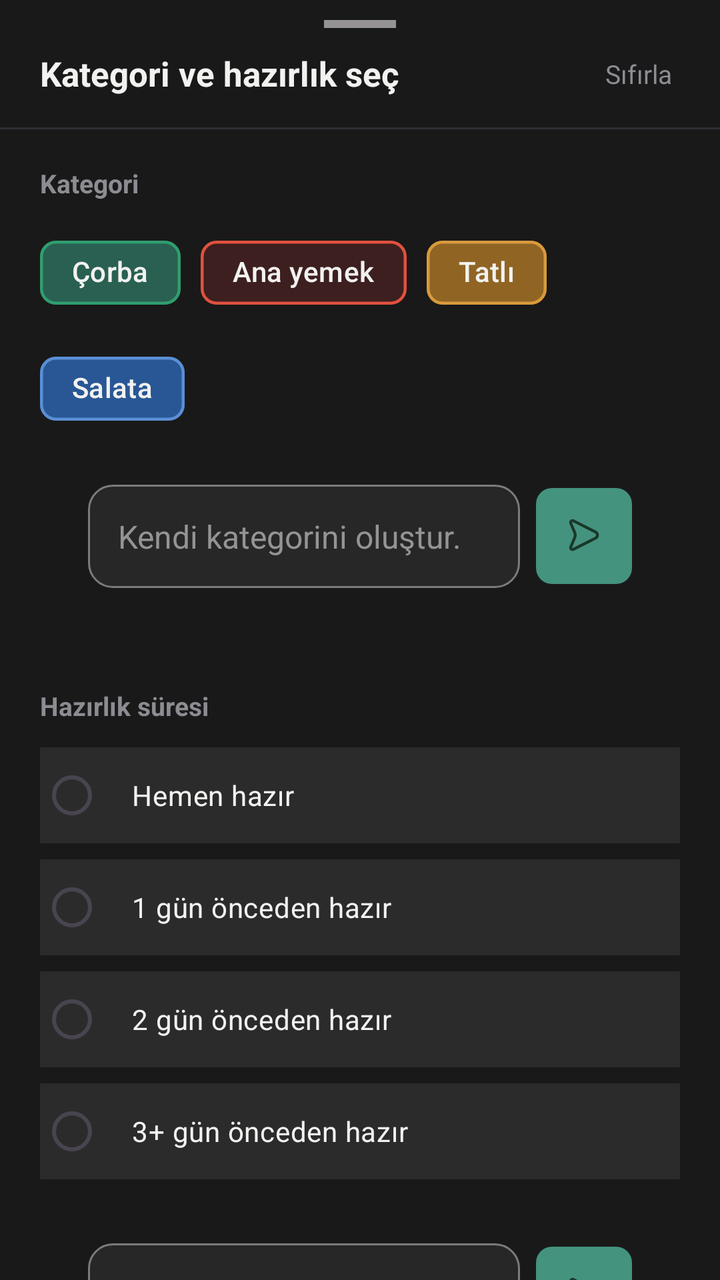
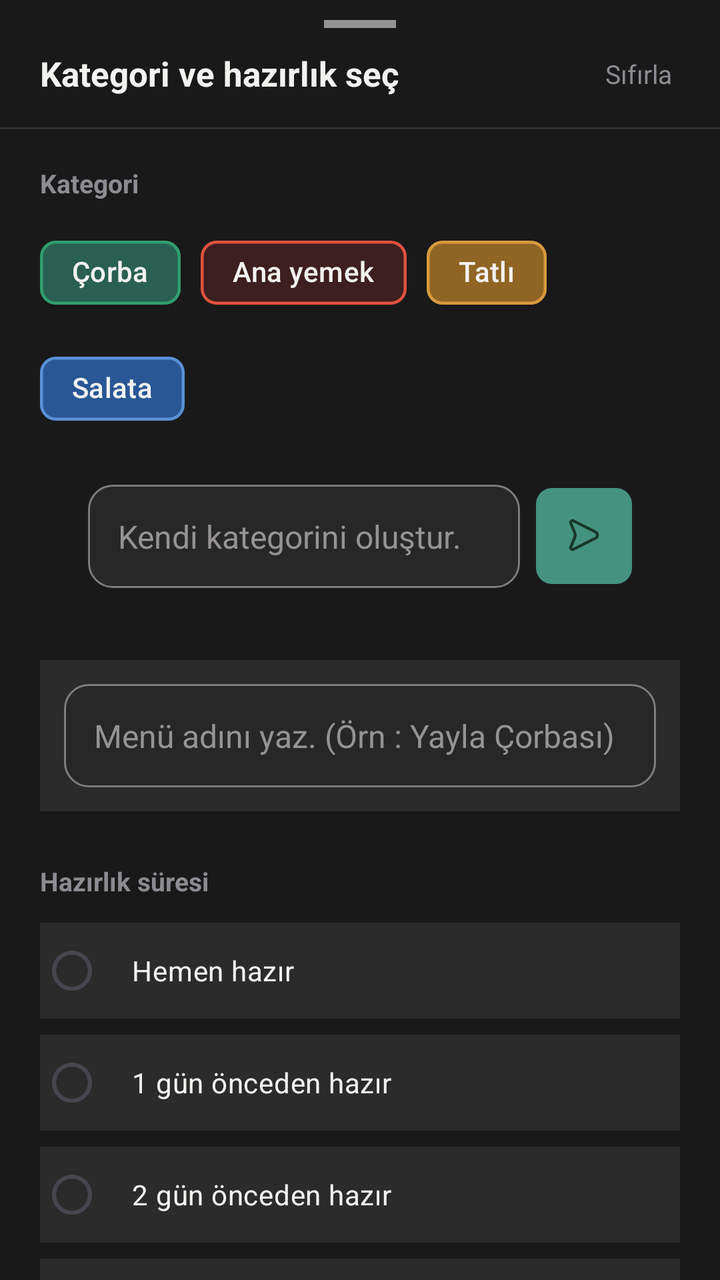

The first picture is an Android layout as it rendered before a commit; the second is the same layout after the commit. The layout source and the unified diff follow.
<!-- AndroidManifest.xml: application theme Theme.Food_app -->
<!-- res/layout/bottom_guest_menu_filter.xml -->
<?xml version="1.0" encoding="utf-8"?>
<androidx.core.widget.NestedScrollView
    xmlns:android="http://schemas.android.com/apk/res/android"
    xmlns:app="http://schemas.android.com/apk/res-auto"

    android:layout_width="match_parent"
    android:layout_height="wrap_content"
    android:background="#191919"
    android:maxHeight="700dp">

    <LinearLayout
        android:layout_width="match_parent"
        android:layout_height="wrap_content"
        android:orientation="vertical"
        android:paddingBottom="24dp">

        
        <View
            android:layout_width="36dp"
            android:layout_height="4dp"
            android:layout_gravity="center_horizontal"
            android:layout_marginTop="10dp"
            android:layout_marginBottom="10dp"
            android:background="@color/light_grey" />

        
        <LinearLayout
            android:layout_width="match_parent"
            android:layout_height="wrap_content"
            android:orientation="horizontal"
            android:gravity="center_vertical"
            android:paddingHorizontal="20dp"
            android:paddingBottom="14dp">

            <TextView
                android:id="@+id/tvSheetTitle"
                android:layout_width="0dp"
                android:layout_height="wrap_content"
                android:layout_weight="1"
                android:text="Kategori ve hazırlık seç"
                android:textColor="#F2F2F0"
                android:textSize="17sp"
                android:textStyle="bold" />

            <TextView
                android:id="@+id/btnReset"
                android:layout_width="wrap_content"
                android:layout_height="wrap_content"
                android:background="?attr/selectableItemBackgroundBorderless"
                android:padding="4dp"
                android:text="Sıfırla"
                android:textColor="#8C8C92"
                android:textSize="13sp" />
        </LinearLayout>

        <View
            android:layout_width="match_parent"
            android:layout_height="1dp"
            android:background="#2F2F35" />

        
        <LinearLayout
            android:layout_width="match_parent"
            android:layout_height="wrap_content"
            android:orientation="vertical"
            android:paddingHorizontal="20dp"
            android:paddingTop="18dp">

            
            <TextView
                android:layout_width="wrap_content"
                android:layout_height="wrap_content"
                android:layout_marginBottom="12dp"
                android:text="Kategori"
                android:textColor="#8C8C92"
                android:textSize="13sp"
                android:textStyle="bold" />

            <com.google.android.material.chip.ChipGroup
                android:id="@+id/chipGroupCategories"
                android:layout_width="match_parent"
                android:layout_height="wrap_content"
                app:singleLine="false"
                app:chipSpacingHorizontal="10dp"
                app:chipSpacingVertical="10dp">

                <com.google.android.material.chip.Chip
                    android:id="@+id/chipCorba"
                    style="@style/Widget.Material3.Chip.Filter"
                    android:layout_width="wrap_content"
                    android:layout_height="wrap_content"
                    android:checkable="true"
                    android:text="Çorba"
                    app:chipBackgroundColor="#296052"
                    app:chipStrokeColor="#2F9E6E"
                    app:chipStrokeWidth="1.5dp"
                    app:checkedIconTint="#2F9E6E"
                    android:textColor="#F2F2F0" />

                <com.google.android.material.chip.Chip
                    android:id="@+id/chipAnaYemek"
                    style="@style/Widget.Material3.Chip.Filter"
                    android:layout_width="wrap_content"
                    android:layout_height="wrap_content"
                    android:checkable="true"
                    android:text="Ana yemek"
                    app:chipBackgroundColor="#3D1F1F"
                    app:chipStrokeColor="#E0523F"
                    app:chipStrokeWidth="1.5dp"
                    app:checkedIconTint="#E0523F"
                    android:textColor="#F2F2F0" />

                <com.google.android.material.chip.Chip
                    android:id="@+id/chipTatli"
                    style="@style/Widget.Material3.Chip.Filter"
                    android:layout_width="wrap_content"
                    android:layout_height="wrap_content"
                    android:checkable="true"
                    android:text="Tatlı"
                    app:chipBackgroundColor="#906524"
                    app:chipStrokeColor="#D99A3D"
                    app:chipStrokeWidth="1.5dp"
                    app:checkedIconTint="#D99A3D"
                    android:textColor="#F2F2F0" />

                <com.google.android.material.chip.Chip
                    android:id="@+id/chipSalata"
                    style="@style/Widget.Material3.Chip.Filter"
                    android:layout_width="wrap_content"
                    android:layout_height="wrap_content"
                    android:checkable="true"
                    android:text="Salata"
                    app:chipBackgroundColor="#295795"
                    app:chipStrokeColor="#5A8FD6"
                    app:chipStrokeWidth="1.5dp"
                    app:checkedIconTint="#5A8FD6"
                    android:textColor="#F2F2F0" />

            </com.google.android.material.chip.ChipGroup>


            
            <LinearLayout
                android:layout_width="match_parent"
                android:layout_height="wrap_content"
                android:orientation="horizontal"
                android:gravity="center_vertical"
                android:layout_marginVertical="24dp"
                android:layout_marginHorizontal="24dp">

                
                <EditText
                    android:id="@+id/etYourCategory"
                    android:layout_width="0dp"
                    android:layout_height="wrap_content"
                    android:layout_weight="1"
                    android:background="@drawable/bg_square_black_stroke"
                    android:hint="Kendi kategorini oluştur."
                    android:padding="15dp"
                    android:textColor="@color/white"
                    android:textColorHint="@color/light_grey"
                    android:textSize="16sp" />

                
                <ImageButton
                    android:id="@+id/btnSendCategory"
                    android:layout_width="48dp"
                    android:layout_height="48dp"
                    android:layout_marginStart="8dp"
                    android:background="@drawable/bg_chip_green"
                    android:src="@drawable/ic_send"
                    android:contentDescription="Gönder"
                    app:tint="#19382a" />

            </LinearLayout>

            
            <LinearLayout
                android:id="@+id/layoutNewCategoryComposer"
                android:layout_width="match_parent"
                android:layout_height="wrap_content"
                android:layout_marginTop="12dp"
                android:orientation="vertical"
                android:background="@color/card_bg"
                android:padding="12dp"
                android:visibility="gone">

                <com.google.android.material.textfield.TextInputLayout
                    android:layout_width="match_parent"
                    android:layout_height="wrap_content"
                    style="@style/Widget.Material3.TextInputLayout.OutlinedBox"
                    app:boxStrokeColor="#2F2F35"
                    app:hintTextColor="#5C5C62">

                    <com.google.android.material.textfield.TextInputEditText
                        android:id="@+id/etNewCategoryName"
                        android:layout_width="match_parent"
                        android:layout_height="wrap_content"
                        android:hint="Kategori adı yaz, örn. Mezeler"
                        android:maxLength="20"
                        android:textColor="#F2F2F0"
                        android:textColorHint="#5C5C62" />
                </com.google.android.material.textfield.TextInputLayout>

                <LinearLayout
                    android:layout_width="match_parent"
                    android:layout_height="wrap_content"
                    android:layout_marginTop="10dp"
                    android:orientation="horizontal">

                    <com.google.android.material.button.MaterialButton
                        android:id="@+id/btnCancelCategory"
                        style="@style/Widget.Material3.Button.TonalButton"
                        android:layout_width="0dp"
                        android:layout_height="wrap_content"
                        android:layout_marginEnd="8dp"
                        android:layout_weight="1"
                        android:text="Vazgeç"
                        android:textColor="#8C8C92"
                        app:backgroundTint="#2A2A30" />

                    <com.google.android.material.button.MaterialButton
                        android:id="@+id/btnConfirmCategory"
                        style="@style/Widget.Material3.Button"
                        android:layout_width="0dp"
                        android:layout_height="wrap_content"
                        android:layout_weight="1"
                        android:enabled="false"
                        android:text="Ekle"
                        android:textColor="#FFFFFF"
                        app:backgroundTint="#A774D8" />
                </LinearLayout>
            </LinearLayout>

            
            <TextView
                android:layout_width="wrap_content"
                android:layout_height="wrap_content"
                android:layout_marginTop="26dp"
                android:layout_marginBottom="12dp"
                android:text="Hazırlık süresi"
                android:textColor="#8C8C92"
                android:textSize="13sp"
                android:textStyle="bold" />

            <RadioGroup
                android:id="@+id/radioGroupPrepTime"
                android:layout_width="match_parent"
                android:layout_height="wrap_content"
                android:orientation="vertical">

                <RadioButton
                    android:id="@+id/rbHazir"
                    android:layout_width="match_parent"
                    android:layout_height="wrap_content"
                    android:layout_marginBottom="8dp"
                    android:background="@color/card_bg"
                    android:buttonTint="#7FC4DD"
                    android:paddingHorizontal="14dp"
                    android:paddingVertical="12dp"
                    android:text="Hemen hazır"
                    android:textColor="#F2F2F0"
                    android:textSize="14sp" />

                <RadioButton
                    android:id="@+id/rb1Gun"
                    android:layout_width="match_parent"
                    android:layout_height="wrap_content"
                    android:layout_marginBottom="8dp"
                    android:background="@color/card_bg"

                    android:buttonTint="#7FC4DD"
                    android:paddingHorizontal="14dp"
                    android:paddingVertical="12dp"
                    android:text="1 gün önceden hazır"
                    android:textColor="#F2F2F0"
                    android:textSize="14sp" />

                <RadioButton
                    android:id="@+id/rb2Gun"
                    android:layout_width="match_parent"
                    android:layout_height="wrap_content"
                    android:layout_marginBottom="8dp"
                    android:background="@color/card_bg"
                    android:buttonTint="#7FC4DD"
                    android:paddingHorizontal="14dp"
                    android:paddingVertical="12dp"
                    android:text="2 gün önceden hazır"
                    android:textColor="#F2F2F0"
                    android:textSize="14sp" />

                <RadioButton
                    android:id="@+id/rb3GunUstu"
                    android:layout_width="match_parent"
                    android:layout_height="wrap_content"
                    android:background="@color/card_bg"
                    android:buttonTint="#7FC4DD"
                    android:paddingHorizontal="14dp"
                    android:paddingVertical="12dp"
                    android:text="3+ gün önceden hazır"
                    android:textColor="#F2F2F0"
                    android:textSize="14sp" />

            </RadioGroup>

            
            <RadioGroup
                android:id="@+id/radioGroupCustomPrepTime"
                android:layout_width="match_parent"
                android:layout_height="wrap_content"
                android:layout_marginTop="8dp"
                android:orientation="vertical" />

            
            <LinearLayout
                xmlns:android="http://schemas.android.com/apk/res/android"
                xmlns:app="http://schemas.android.com/apk/res-auto"
                android:layout_width="match_parent"
                android:layout_height="wrap_content"
                android:orientation="horizontal"
                android:gravity="center_vertical"
                android:layout_marginVertical="24dp"
                android:layout_marginHorizontal="24dp">

                
                <EditText
                    android:id="@+id/etYourTime"
                    android:layout_width="0dp"
                    android:layout_height="wrap_content"
                    android:layout_weight="1"
                    android:background="@drawable/bg_square_black_stroke"
                    android:hint="Kendi süreni yaz."
                    android:padding="15dp"
                    android:textColor="@color/white"
                    android:textColorHint="@color/light_grey"
                    android:textSize="16sp" />

                
                <ImageButton
                    android:id="@+id/btnSendTime"
                    android:layout_width="48dp"
                    android:layout_height="48dp"
                    android:layout_marginStart="8dp"
                    android:background="@drawable/bg_chip_green"
                    android:src="@drawable/ic_send"
                    android:contentDescription="Gönder"
                    app:tint="#19382a" />

            </LinearLayout>

        </LinearLayout>

        <View
            android:layout_width="match_parent"
            android:layout_height="1dp"
            android:layout_marginTop="20dp"
            android:background="#2F2F35" />

        
        <LinearLayout
            android:layout_width="match_parent"
            android:layout_height="wrap_content"
            android:orientation="vertical"
            android:paddingHorizontal="20dp"
            android:paddingTop="10dp">

            <TextView
                android:id="@+id/tvSelectedCount"
                android:layout_width="wrap_content"
                android:layout_height="wrap_content"
                android:layout_marginBottom="10dp"
                android:text="0 kategori seçildi"
                android:textColor="#5C5C62"
                android:textSize="12sp" />

            <com.google.android.material.button.MaterialButton
                android:id="@+id/btnApplyFilter"
                android:layout_width="match_parent"
                android:layout_height="52dp"
                android:text="Filtreyi uygula"
                android:textColor="#141416"
                android:textSize="15sp"
                android:textStyle="bold"
                app:backgroundTint="#F2F2F0"
                app:cornerRadius="14dp" />

        </LinearLayout>

    </LinearLayout>

</androidx.core.widget.NestedScrollView>
<!-- resources referenced by this layout -->
<resources>
  <color name="card_bg">#2B2B2B</color>
  <color name="light_grey">#969393</color>
  <color name="white">#FFFFFFFF</color>
  <!-- drawable bg_chip_green (drawable) -->
  <?xml version="1.0" encoding="utf-8"?>
  <shape xmlns:android="http://schemas.android.com/apk/res/android"
      android:shape="rectangle">
      <solid android:color="#44937f" />
      <corners android:radius="8dp" />
  </shape>
  <!-- drawable bg_square_black_stroke (drawable) -->
  <?xml version="1.0" encoding="utf-8"?>
  <shape xmlns:android="http://schemas.android.com/apk/res/android" android:shape="rectangle">
      <solid android:color="#272727" />
  
      <stroke
          android:width="1dp"
          android:color="#C4999696" />
  
      <corners android:radius="12dp" />
  
      <padding
          android:left="14dp"
          android:top="12dp"
          android:right="14dp"
          android:bottom="12dp" />
  
  
  </shape>
  <!-- drawable ic_send (drawable) -->
  <vector xmlns:android="http://schemas.android.com/apk/res/android" android:height="24dp" android:viewportHeight="25" android:viewportWidth="25" android:width="24dp">
        
      <path android:fillColor="#00000000" android:fillType="evenOdd" android:pathData="M18.455,10.383L7.063,4.643C6.765,4.469 6.401,4.453 6.089,4.599C5.777,4.746 5.556,5.036 5.5,5.376C5.504,5.489 5.531,5.6 5.58,5.702L7.749,10.942C7.858,11.29 7.917,11.652 7.925,12.016C7.917,12.381 7.858,12.743 7.749,13.09L5.58,18.33C5.531,18.432 5.504,18.543 5.5,18.656C5.557,18.996 5.777,19.286 6.089,19.432C6.401,19.579 6.765,19.562 7.062,19.388L18.455,13.648C19.09,13.353 19.497,12.716 19.497,12.016C19.497,11.315 19.09,10.679 18.455,10.383L18.455,10.383Z" android:strokeColor="#000000" android:strokeLineCap="round" android:strokeLineJoin="round" android:strokeWidth="1.5"/>
      
  </vector>
  <style name="Theme.Food_app" parent="Base.Theme.Food_app" />
  <style name="Base.Theme.Food_app" parent="Theme.Material3.DayNight.NoActionBar">
          
          
      </style>
</resources>

<!-- the commit's change to res/layout/bottom_guest_menu_filter.xml (unified diff, before → after) -->
@@ -58,7 +58,10 @@
             android:layout_height="1dp"
             android:background="#2F2F35" />
 
+
+
         
+
         <LinearLayout
             android:layout_width="match_parent"
             android:layout_height="wrap_content"
@@ -80,9 +83,10 @@
                 android:id="@+id/chipGroupCategories"
                 android:layout_width="match_parent"
                 android:layout_height="wrap_content"
+                app:chipSpacingHorizontal="10dp"
+                app:chipSpacingVertical="10dp"
                 app:singleLine="false"
-                app:chipSpacingHorizontal="10dp"
-                app:chipSpacingVertical="10dp">
+                app:singleSelection="true">
 
                 <com.google.android.material.chip.Chip
                     android:id="@+id/chipCorba"
@@ -91,11 +95,11 @@
                     android:layout_height="wrap_content"
                     android:checkable="true"
                     android:text="Çorba"
+                    android:textColor="#F2F2F0"
+                    app:checkedIconTint="#2F9E6E"
                     app:chipBackgroundColor="#296052"
                     app:chipStrokeColor="#2F9E6E"
-                    app:chipStrokeWidth="1.5dp"
-                    app:checkedIconTint="#2F9E6E"
-                    android:textColor="#F2F2F0" />
+                    app:chipStrokeWidth="1.5dp" />
 
                 <com.google.android.material.chip.Chip
                     android:id="@+id/chipAnaYemek"
@@ -104,11 +108,11 @@
                     android:layout_height="wrap_content"
                     android:checkable="true"
                     android:text="Ana yemek"
+                    android:textColor="#F2F2F0"
+                    app:checkedIconTint="#E0523F"
                     app:chipBackgroundColor="#3D1F1F"
                     app:chipStrokeColor="#E0523F"
-                    app:chipStrokeWidth="1.5dp"
-                    app:checkedIconTint="#E0523F"
-                    android:textColor="#F2F2F0" />
+                    app:chipStrokeWidth="1.5dp" />
 
                 <com.google.android.material.chip.Chip
                     android:id="@+id/chipTatli"
@@ -117,11 +121,11 @@
                     android:layout_height="wrap_content"
                     android:checkable="true"
                     android:text="Tatlı"
+                    android:textColor="#F2F2F0"
+                    app:checkedIconTint="#D99A3D"
                     app:chipBackgroundColor="#906524"
                     app:chipStrokeColor="#D99A3D"
-                    app:chipStrokeWidth="1.5dp"
-                    app:checkedIconTint="#D99A3D"
-                    android:textColor="#F2F2F0" />
+                    app:chipStrokeWidth="1.5dp" />
 
                 <com.google.android.material.chip.Chip
                     android:id="@+id/chipSalata"
@@ -130,23 +134,22 @@
                     android:layout_height="wrap_content"
                     android:checkable="true"
                     android:text="Salata"
+                    android:textColor="#F2F2F0"
+                    app:checkedIconTint="#5A8FD6"
                     app:chipBackgroundColor="#295795"
                     app:chipStrokeColor="#5A8FD6"
-                    app:chipStrokeWidth="1.5dp"
-                    app:checkedIconTint="#5A8FD6"
-                    android:textColor="#F2F2F0" />
+                    app:chipStrokeWidth="1.5dp" />
 
             </com.google.android.material.chip.ChipGroup>
 
 
-            
             <LinearLayout
                 android:layout_width="match_parent"
                 android:layout_height="wrap_content"
-                android:orientation="horizontal"
+                android:layout_marginHorizontal="24dp"
+                android:layout_marginVertical="24dp"
                 android:gravity="center_vertical"
-                android:layout_marginVertical="24dp"
-                android:layout_marginHorizontal="24dp">
+                android:orientation="horizontal">
 
                 
                 <EditText
@@ -168,68 +171,34 @@
                     android:layout_height="48dp"
                     android:layout_marginStart="8dp"
                     android:background="@drawable/bg_chip_green"
+                    android:contentDescription="Gönder"
                     android:src="@drawable/ic_send"
-                    android:contentDescription="Gönder"
                     app:tint="#19382a" />
 
             </LinearLayout>
 
-            
             <LinearLayout
-                android:id="@+id/layoutNewCategoryComposer"
+                android:id="@+id/layoutNewDishComposer"
                 android:layout_width="match_parent"
                 android:layout_height="wrap_content"
                 android:layout_marginTop="12dp"
+                android:background="@color/card_bg"
                 android:orientation="vertical"
-                android:background="@color/card_bg"
-                android:padding="12dp"
-                android:visibility="gone">
-
-                <com.google.android.material.textfield.TextInputLayout
-                    android:layout_width="match_parent"
-                    android:layout_height="wrap_content"
-                    style="@style/Widget.Material3.TextInputLayout.OutlinedBox"
-                    app:boxStrokeColor="#2F2F35"
-                    app:hintTextColor="#5C5C62">
-
-                    <com.google.android.material.textfield.TextInputEditText
-                        android:id="@+id/etNewCategoryName"
-                        android:layout_width="match_parent"
-                        android:layout_height="wrap_content"
-                        android:hint="Kategori adı yaz, örn. Mezeler"
-                        android:maxLength="20"
-                        android:textColor="#F2F2F0"
-                        android:textColorHint="#5C5C62" />
-                </com.google.android.material.textfield.TextInputLayout>
-
-                <LinearLayout
-                    android:layout_width="match_parent"
-                    android:layout_height="wrap_content"
-                    android:layout_marginTop="10dp"
-                    android:orientation="horizontal">
-
-                    <com.google.android.material.button.MaterialButton
-                        android:id="@+id/btnCancelCategory"
-                        style="@style/Widget.Material3.Button.TonalButton"
-                        android:layout_width="0dp"
-                        android:layout_height="wrap_content"
-                        android:layout_marginEnd="8dp"
-                        android:layout_weight="1"
-                        android:text="Vazgeç"
-                        android:textColor="#8C8C92"
-                        app:backgroundTint="#2A2A30" />
-
-                    <com.google.android.material.button.MaterialButton
-                        android:id="@+id/btnConfirmCategory"
-                        style="@style/Widget.Material3.Button"
-                        android:layout_width="0dp"
-                        android:layout_height="wrap_content"
-                        android:layout_weight="1"
-                        android:enabled="false"
-                        android:text="Ekle"
-                        android:textColor="#FFFFFF"
-                        app:backgroundTint="#A774D8" />
-                </LinearLayout>
+                android:padding="12dp">
+
+                <EditText
+                    android:id="@+id/etDishName"
+                    android:layout_width="match_parent"
+                    android:layout_height="wrap_content"
+                    android:layout_weight="1"
+                    android:background="@drawable/bg_square_black_stroke"
+                    android:hint="Menü adını yaz. (Örn : Yayla Çorbası)"
+                    android:padding="15dp"
+                    android:textColor="@color/white"
+                    android:textColorHint="@color/light_grey"
+                    android:textSize="16sp" />
+
+
             </LinearLayout>
 
             
@@ -294,6 +263,7 @@
                     android:layout_width="match_parent"
                     android:layout_height="wrap_content"
                     android:background="@color/card_bg"
+                    android:layout_marginBottom="8dp"
                     android:buttonTint="#7FC4DD"
                     android:paddingHorizontal="14dp"
                     android:paddingVertical="12dp"
@@ -312,15 +282,13 @@
                 android:orientation="vertical" />
 
             
-            <LinearLayout
-                xmlns:android="http://schemas.android.com/apk/res/android"
+            <LinearLayout xmlns:android="http://schemas.android.com/apk/res/android"
                 xmlns:app="http://schemas.android.com/apk/res-auto"
                 android:layout_width="match_parent"
                 android:layout_height="wrap_content"
-                android:orientation="horizontal"
+                android:layout_marginHorizontal="24dp"
                 android:gravity="center_vertical"
-                android:layout_marginVertical="24dp"
-                android:layout_marginHorizontal="24dp">
+                android:orientation="horizontal">
 
                 
                 <EditText
@@ -342,49 +310,26 @@
                     android:layout_height="48dp"
                     android:layout_marginStart="8dp"
                     android:background="@drawable/bg_chip_green"
+                    android:contentDescription="Gönder"
                     android:src="@drawable/ic_send"
-                    android:contentDescription="Gönder"
                     app:tint="#19382a" />
 
             </LinearLayout>
 
         </LinearLayout>
 
-        <View
+        <com.google.android.material.button.MaterialButton
+            android:id="@+id/btnApplyFilter"
             android:layout_width="match_parent"
-            android:layout_height="1dp"
-            android:layout_marginTop="20dp"
-            android:background="#2F2F35" />
-
-        
-        <LinearLayout
-            android:layout_width="match_parent"
-            android:layout_height="wrap_content"
-            android:orientation="vertical"
-            android:paddingHorizontal="20dp"
-            android:paddingTop="10dp">
-
-            <TextView
-                android:id="@+id/tvSelectedCount"
-                android:layout_width="wrap_content"
-                android:layout_height="wrap_content"
-                android:layout_marginBottom="10dp"
-                android:text="0 kategori seçildi"
-                android:textColor="#5C5C62"
-                android:textSize="12sp" />
-
-            <com.google.android.material.button.MaterialButton
-                android:id="@+id/btnApplyFilter"
-                android:layout_width="match_parent"
-                android:layout_height="52dp"
-                android:text="Filtreyi uygula"
-                android:textColor="#141416"
-                android:textSize="15sp"
-                android:textStyle="bold"
-                app:backgroundTint="#F2F2F0"
-                app:cornerRadius="14dp" />
-
-        </LinearLayout>
+            android:layout_height="52dp"
+            android:text="Filtreyi uygula"
+            android:textColor="#141416"
+            android:textSize="15sp"
+            android:textStyle="bold"
+            app:backgroundTint="#F2F2F0"
+            android:layout_marginHorizontal="24dp"
+            android:layout_marginVertical="24dp"
+            app:cornerRadius="14dp" />
 
     </LinearLayout>
 
